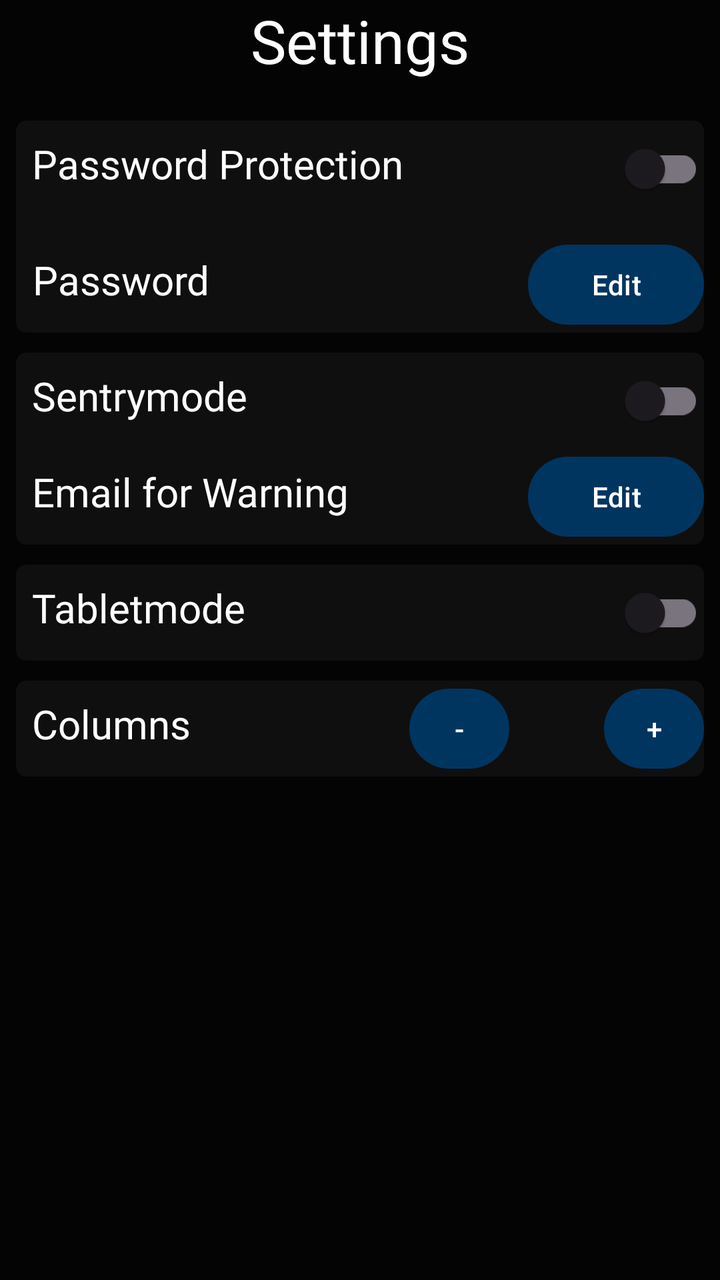
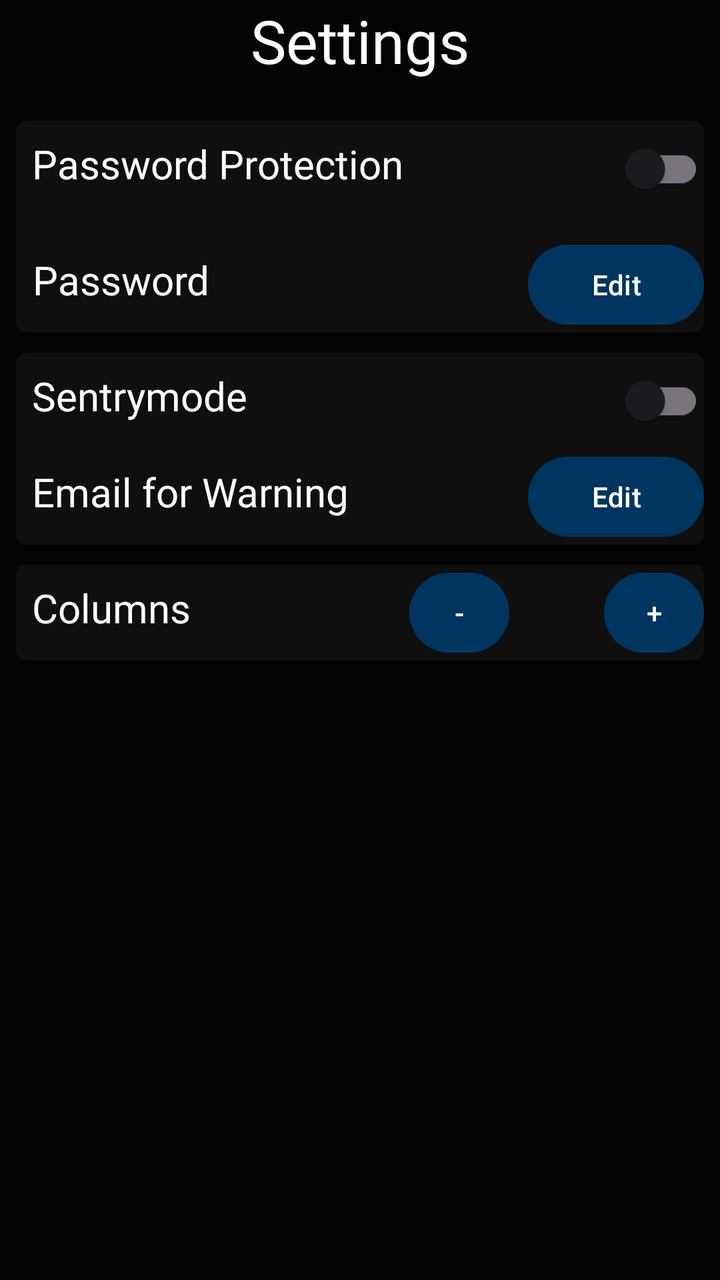

Compare the two renders of this Android layout. The source of the first and the diff that turns it into the second are given below.
<!-- AndroidManifest.xml: application theme Theme.RUBMotorsportGroup2 -->
<!-- res/layout/fragment_settings.xml -->
<?xml version="1.0" encoding="utf-8"?>
<FrameLayout xmlns:android="http://schemas.android.com/apk/res/android"
    xmlns:app="http://schemas.android.com/apk/res-auto"
    xmlns:tools="http://schemas.android.com/tools"
    android:layout_width="match_parent"
    android:layout_height="match_parent"
    tools:context=".fragments.fragment_settings">
<LinearLayout
    android:layout_width="match_parent"
    android:layout_height="match_parent"
    android:background="@color/BackgroundColor"
    android:orientation="vertical">

    <TextView
        android:id="@+id/settings_settingsView"
        android:layout_width="match_parent"
        android:layout_height="wrap_content"
        android:fontFamily="@font/roboto"
        android:gravity="center"
        android:text="@string/settings_settings"
        android:textColor="@color/white"
        android:textSize="30sp"
        android:layout_marginBottom="20sp"/>

    <androidx.cardview.widget.CardView
        android:id="@+id/settings_password_card"
        android:layout_width="match_parent"
        android:layout_height="wrap_content"
        android:layout_marginStart="8dp"
        android:layout_marginEnd="8dp"
        app:cardBackgroundColor="@color/ElementColor"
        app:cardCornerRadius="5dp"
        android:layout_marginBottom="10sp">
        <LinearLayout
            android:layout_width="match_parent"
            android:layout_height="wrap_content"
            android:orientation="vertical">
          <RelativeLayout
              android:layout_width="match_parent"
              android:layout_height="wrap_content"
              android:orientation="horizontal"
              android:id="@+id/password_edit"
              android:layout_marginBottom="10dp">
              <TextView
                  android:id="@+id/settings_password_protection"
                  android:layout_width="wrap_content"
                  android:layout_height="wrap_content"
                  android:layout_marginStart="8dp"
                  android:layout_marginTop="8dp"
                  android:fontFamily="@font/roboto"
                  android:text="@string/settings_password_protection"
                  android:textSize="20sp"
                  android:textColor="@color/white"
                  app:layout_constraintStart_toStartOf="parent"
                  app:layout_constraintTop_toTopOf="parent"
                  />
              <androidx.appcompat.widget.SwitchCompat
                  android:layout_width="wrap_content"
                  android:layout_height="wrap_content"
                  android:id="@+id/settings_password_pro_switch"
                  android:layout_alignParentEnd="true" />
          </RelativeLayout>
          <RelativeLayout
              android:layout_width="match_parent"
              android:layout_height="wrap_content">
              <TextView
                  android:id="@+id/settings_password"
                  android:layout_width="wrap_content"
                  android:layout_height="wrap_content"
                  android:layout_marginStart="8dp"
                  android:layout_marginTop="8dp"
                  android:fontFamily="@font/roboto"
                  android:text="@string/settings_password"
                  android:textSize="20sp"
                  android:textColor="@color/white"
                  android:gravity="center"
                  />

              <Button
                  android:id="@+id/settings_editPassBtn"
                  android:layout_width="wrap_content"
                  android:layout_height="wrap_content"
                  android:text="Edit"
                  android:layout_alignParentEnd="true"/>

          </RelativeLayout>

        </LinearLayout>
    </androidx.cardview.widget.CardView>

    <androidx.cardview.widget.CardView
        android:id="@+id/settings_mode_card"
        android:layout_width="match_parent"
        android:layout_height="wrap_content"
        android:layout_marginStart="8dp"
        android:layout_marginEnd="8dp"
        app:cardBackgroundColor="@color/ElementColor"
        app:cardCornerRadius="5dp"
        android:layout_marginBottom="10sp">
        <LinearLayout
            android:layout_width="match_parent"
            android:layout_height="wrap_content"
            android:orientation="vertical">
            <RelativeLayout
                android:layout_width="match_parent"
                android:layout_height="wrap_content"
                android:id="@+id/settings_sentrymode">
                <TextView
                    android:id="@+id/settings_sentrymodeview"
                    android:layout_width="wrap_content"
                    android:layout_height="wrap_content"
                    android:layout_marginStart="8dp"
                    android:layout_marginTop="8dp"
                    android:fontFamily="@font/roboto"
                    android:text="@string/settings_sentry"
                    android:textSize="20sp"
                    android:textColor="@color/white"
                    app:layout_constraintStart_toStartOf="parent"
                    app:layout_constraintTop_toTopOf="parent"
                    />

                <androidx.appcompat.widget.SwitchCompat
                    android:id="@+id/settings_sentryModeSwitch"
                    android:layout_width="wrap_content"
                    android:layout_height="wrap_content"
                    android:layout_alignParentEnd="true"/>

            </RelativeLayout>

            <RelativeLayout
                android:layout_width="match_parent"
                android:layout_height="wrap_content">
                <TextView
                    android:id="@+id/settings_email"
                    android:layout_width="wrap_content"
                    android:layout_height="wrap_content"
                    android:layout_marginStart="8dp"
                    android:layout_marginTop="8dp"
                    android:fontFamily="@font/roboto"
                    android:text="@string/mailManager_title"
                    android:textSize="20sp"
                    android:textColor="@color/white"
                    app:layout_constraintStart_toStartOf="parent"
                    app:layout_constraintTop_toTopOf="parent"
                    />

                <Button
                    android:id="@+id/settings_editMailBtn"
                    android:layout_width="wrap_content"
                    android:layout_height="wrap_content"
                    android:text="Edit"
                    android:layout_alignParentEnd="true"/>
            </RelativeLayout>
        </LinearLayout>
    </androidx.cardview.widget.CardView>
    <androidx.cardview.widget.CardView
        android:layout_width="match_parent"
        android:layout_height="wrap_content"
        android:layout_marginStart="8dp"
        android:layout_marginEnd="8dp"
        app:cardBackgroundColor="@color/ElementColor"
        app:cardCornerRadius="5dp"
        android:layout_marginBottom="10sp">
        <RelativeLayout
            android:layout_width="match_parent"
            android:layout_height="wrap_content">
            <TextView
                android:id="@+id/settings_tabletmode"
                android:layout_width="wrap_content"
                android:layout_height="wrap_content"
                android:layout_marginStart="8dp"
                android:layout_marginTop="8dp"
                android:fontFamily="@font/roboto"
                android:text="@string/settings_tabletmode"
                android:textSize="20sp"
                android:textColor="@color/white"
                app:layout_constraintStart_toStartOf="parent"
                app:layout_constraintTop_toTopOf="parent"
                />

            <androidx.appcompat.widget.SwitchCompat
                android:id="@+id/settings_tabletModeSwitch"
                android:layout_width="wrap_content"
                android:layout_height="wrap_content"
                app:layout_constraintBottom_toBottomOf="parent"
                android:layout_alignParentEnd="true"/>
        </RelativeLayout>
    </androidx.cardview.widget.CardView>
    <androidx.cardview.widget.CardView
        android:layout_width="match_parent"
        android:layout_height="wrap_content"
        android:layout_marginStart="8dp"
        android:layout_marginEnd="8dp"
        app:cardBackgroundColor="@color/ElementColor"
        app:cardCornerRadius="5dp"
        android:layout_marginBottom="10sp">
        <RelativeLayout
            android:layout_width="match_parent"
            android:layout_height="wrap_content">
            <TextView
                android:id="@+id/settings_column"
                android:layout_width="wrap_content"
                android:layout_height="wrap_content"
                android:layout_marginStart="8dp"
                android:layout_marginTop="8dp"
                android:fontFamily="@font/roboto"
                android:text="@string/settings_columns"
                android:textSize="20sp"
                android:textColor="@color/white"
                />
            <Button
                android:id="@+id/settings_plusbutton"
                android:layout_width="50dp"
                android:layout_height="wrap_content"
                android:layout_alignParentEnd="true"
                android:text="@string/settings_plus"
                android:padding="10dp"
                >
            </Button>

            <TextView
                android:id="@+id/settings_columsdisplay"
                android:layout_width="wrap_content"
                android:layout_height="wrap_content"
                android:layout_marginTop="8dp"
                android:layout_toStartOf="@id/settings_plusbutton"
                android:ems="2"
                android:fontFamily="@font/roboto"
                android:textAlignment="center"
                android:textSize="20sp">

            </TextView>
            <Button
                android:id="@+id/settings_minusbutton"
                android:layout_width="50dp"
                android:layout_height="wrap_content"
                android:layout_toStartOf="@id/settings_columsdisplay"
                android:text="@string/settings_minus"
                android:padding="10dp">
            </Button>



        </RelativeLayout>

    </androidx.cardview.widget.CardView>


</LinearLayout>

</FrameLayout>
<!-- resources referenced by this layout -->
<resources>
  <color name="BackgroundColor">#040404</color>
  <color name="ElementColor">#0f0f0f</color>
  <color name="white">#FFFFFFFF</color>
  <string name="mailManager_title">Email for Warning</string>
  <string name="settings_columns">Columns</string>
  <string name="settings_minus">-</string>
  <string name="settings_password">Password</string>
  <string name="settings_password_protection">Password Protection</string>
  <string name="settings_plus">+</string>
  <string name="settings_sentry">Sentrymode</string>
  <string name="settings_settings">Settings</string>
  <string name="settings_tabletmode">Tabletmode</string>
  <style name="Theme.RUBMotorsportGroup2" parent="Base.Theme.RUBMotorsportGroup2" />
  <style name="Base.Theme.RUBMotorsportGroup2" parent="Theme.Material3.DayNight.NoActionBar">
          <item name="colorPrimary">@color/RubColorBlue</item>
          <item name="android:windowBackground">@color/BackgroundColor</item>
          <item name="colorAccent">@color/ElementColor</item>
          <item name="colorSecondaryContainer">@color/white</item>
          <item name="colorSecondaryFixed">@color/white</item>
          <item name="android:textColorSecondary">@color/white</item>
          <item name="android:textColorSecondaryInverse">@color/black</item>
          <item name="android:textColorTertiary">@color/white</item>
          <item name="android:textColorTertiaryInverse">@color/black</item>
          <item name="android:backgroundTint">@null</item>
          
          
      </style>
  <color name="RubColorBlue">#003560</color>
  <color name="black">#FF000000</color>
</resources>

<!-- the commit's change to res/layout/fragment_settings.xml (unified diff, before → after) -->
@@ -153,39 +153,7 @@
             </RelativeLayout>
         </LinearLayout>
     </androidx.cardview.widget.CardView>
-    <androidx.cardview.widget.CardView
-        android:layout_width="match_parent"
-        android:layout_height="wrap_content"
-        android:layout_marginStart="8dp"
-        android:layout_marginEnd="8dp"
-        app:cardBackgroundColor="@color/ElementColor"
-        app:cardCornerRadius="5dp"
-        android:layout_marginBottom="10sp">
-        <RelativeLayout
-            android:layout_width="match_parent"
-            android:layout_height="wrap_content">
-            <TextView
-                android:id="@+id/settings_tabletmode"
-                android:layout_width="wrap_content"
-                android:layout_height="wrap_content"
-                android:layout_marginStart="8dp"
-                android:layout_marginTop="8dp"
-                android:fontFamily="@font/roboto"
-                android:text="@string/settings_tabletmode"
-                android:textSize="20sp"
-                android:textColor="@color/white"
-                app:layout_constraintStart_toStartOf="parent"
-                app:layout_constraintTop_toTopOf="parent"
-                />
-
-            <androidx.appcompat.widget.SwitchCompat
-                android:id="@+id/settings_tabletModeSwitch"
-                android:layout_width="wrap_content"
-                android:layout_height="wrap_content"
-                app:layout_constraintBottom_toBottomOf="parent"
-                android:layout_alignParentEnd="true"/>
-        </RelativeLayout>
-    </androidx.cardview.widget.CardView>
+
     <androidx.cardview.widget.CardView
         android:layout_width="match_parent"
         android:layout_height="wrap_content"
<!-- resource entries referenced after the edit -->
@@ -11,7 +11,6 @@
   <string name="settings_plus">+</string>
   <string name="settings_sentry">Sentrymode</string>
   <string name="settings_settings">Settings</string>
-  <string name="settings_tabletmode">Tabletmode</string>
   <style name="Theme.RUBMotorsportGroup2" parent="Base.Theme.RUBMotorsportGroup2" />
   <style name="Base.Theme.RUBMotorsportGroup2" parent="Theme.Material3.DayNight.NoActionBar">
           <item name="colorPrimary">@color/RubColorBlue</item>
